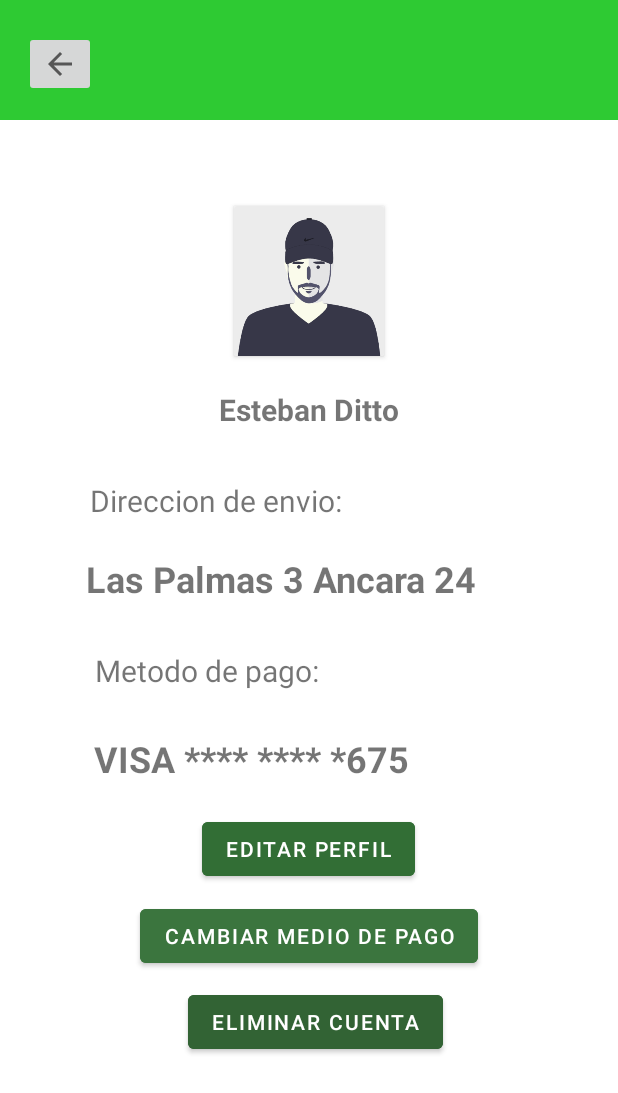
After one commit to Eduardo-Ordenes/AppSupermercado, an Android app: the layout activity_users_view.xml on its own in the app's theme, with its tools: preview values and no code run, on a phone screen of 412 x 824 dp. The commit adds this screen. Shown: the top 1093 px of the screen. Run offline under Robolectric (Android 15) with nearby library versions, the phone set to English and light mode, and no system bars.

Commit message:
"V1.9.0 - UsersView view added"

```diff
--- /dev/null
+++ b/app/src/main/res/layout/activity_users_view.xml
@@ -0,0 +1,192 @@
+<?xml version="1.0" encoding="utf-8"?>
+<LinearLayout xmlns:android="http://schemas.android.com/apk/res/android"
+    xmlns:app="http://schemas.android.com/apk/res-auto"
+    xmlns:tools="http://schemas.android.com/tools"
+    android:orientation="vertical"
+    android:layout_width="match_parent"
+    android:layout_height="match_parent">
+
+    <LinearLayout
+        android:layout_width="match_parent"
+        android:layout_height="80sp"
+        android:background="@color/light_green"
+        android:orientation="vertical">
+
+        <androidx.constraintlayout.widget.ConstraintLayout
+            android:layout_width="match_parent"
+            android:layout_height="match_parent">
+
+            <ImageButton
+                android:id="@+id/imageButton"
+                android:layout_width="wrap_content"
+                android:layout_height="wrap_content"
+                android:layout_marginStart="16dp"
+                android:layout_marginTop="21dp"
+                android:layout_marginBottom="16dp"
+                app:layout_constraintBottom_toBottomOf="parent"
+                app:layout_constraintStart_toStartOf="parent"
+                app:layout_constraintTop_toTopOf="parent"
+                app:srcCompat="?attr/actionModeCloseDrawable"
+                tools:ignore="TouchTargetSizeCheck,SpeakableTextPresentCheck" />
+        </androidx.constraintlayout.widget.ConstraintLayout>
+    </LinearLayout>
+
+    <LinearLayout
+        android:layout_width="match_parent"
+        android:layout_height="match_parent"
+        android:orientation="vertical">
+
+
+        <androidx.constraintlayout.widget.ConstraintLayout
+            android:layout_width="match_parent"
+            android:layout_height="622dp"
+            android:translationY="10sp">
+
+
+            <EditText
+                android:id="@+id/editTextTextPersonName6"
+                android:layout_width="209dp"
+                android:layout_height="40dp"
+                android:layout_marginStart="40dp"
+                android:layout_marginTop="510dp"
+                android:layout_marginEnd="50dp"
+                android:ems="10"
+                android:inputType="textPersonName"
+                app:layout_constraintEnd_toEndOf="parent"
+                app:layout_constraintStart_toStartOf="parent"
+                app:layout_constraintTop_toTopOf="parent"
+                tools:ignore="TouchTargetSizeCheck,SpeakableTextPresentCheck" />
+
+            <androidx.cardview.widget.CardView
+                android:layout_width="100dp"
+                android:layout_height="100dp"
+                android:layout_marginStart="155dp"
+                android:layout_marginTop="47dp"
+                android:layout_marginEnd="156dp"
+                app:layout_constraintEnd_toEndOf="parent"
+                app:layout_constraintStart_toStartOf="parent"
+                app:layout_constraintTop_toTopOf="parent">
+
+                <ImageView
+                    android:id="@+id/imageView24"
+                    android:layout_width="wrap_content"
+                    android:layout_height="wrap_content"
+                    app:srcCompat="@drawable/perfil2" />
+            </androidx.cardview.widget.CardView>
+
+            <TextView
+                android:id="@+id/textView37"
+                android:layout_width="wrap_content"
+                android:layout_height="wrap_content"
+                android:layout_marginStart="145dp"
+                android:layout_marginTop="169dp"
+                android:layout_marginEnd="146dp"
+                android:text="Esteban Ditto"
+                android:textSize="20sp"
+                android:textStyle="bold"
+                app:drawableTint="#1BAC21"
+                app:layout_constraintEnd_toEndOf="parent"
+                app:layout_constraintStart_toStartOf="parent"
+                app:layout_constraintTop_toTopOf="parent" />
+
+            <TextView
+                android:id="@+id/textView38"
+                android:layout_width="wrap_content"
+                android:layout_height="wrap_content"
+                android:layout_marginStart="59dp"
+                android:layout_marginTop="230dp"
+                android:layout_marginEnd="183dp"
+                android:text="Direccion de envio:"
+                android:textSize="20sp"
+                app:layout_constraintEnd_toEndOf="parent"
+                app:layout_constraintStart_toStartOf="parent"
+                app:layout_constraintTop_toTopOf="parent" />
+
+            <TextView
+                android:id="@+id/textView39"
+                android:layout_width="wrap_content"
+                android:layout_height="wrap_content"
+                android:layout_marginStart="58dp"
+                android:layout_marginTop="279dp"
+                android:layout_marginEnd="95dp"
+                android:text="Las Palmas 3 Ancara 24"
+                android:textSize="24sp"
+                android:textStyle="bold"
+                app:layout_constraintEnd_toEndOf="parent"
+                app:layout_constraintStart_toStartOf="parent"
+                app:layout_constraintTop_toTopOf="parent" />
+
+            <TextView
+                android:id="@+id/textView40"
+                android:layout_width="wrap_content"
+                android:layout_height="wrap_content"
+                android:layout_marginStart="62dp"
+                android:layout_marginTop="343dp"
+                android:layout_marginEnd="198dp"
+                android:text="Metodo de pago:"
+                android:textSize="20sp"
+                app:layout_constraintEnd_toEndOf="parent"
+                app:layout_constraintStart_toStartOf="parent"
+                app:layout_constraintTop_toTopOf="parent" />
+
+            <TextView
+                android:id="@+id/textView41"
+                android:layout_width="wrap_content"
+                android:layout_height="wrap_content"
+                android:layout_marginStart="58dp"
+                android:layout_marginTop="399dp"
+                android:layout_marginEnd="135dp"
+                android:text="@string/medio_pago"
+                android:textSize="24sp"
+                android:textStyle="bold"
+                app:layout_constraintEnd_toEndOf="parent"
+                app:layout_constraintStart_toStartOf="parent"
+                app:layout_constraintTop_toTopOf="parent" />
+
+            <Button
+                android:id="@+id/button14"
+                android:layout_width="wrap_content"
+                android:layout_height="wrap_content"
+                android:layout_marginStart="133dp"
+                android:layout_marginTop="452dp"
+                android:layout_marginEnd="134dp"
+                android:layout_marginBottom="10dp"
+                android:backgroundTint="#326E35"
+                android:text="Editar Perfil"
+                app:layout_constraintBottom_toTopOf="@+id/editTextTextPersonName6"
+                app:layout_constraintEnd_toEndOf="parent"
+                app:layout_constraintStart_toStartOf="parent"
+                app:layout_constraintTop_toTopOf="parent" />
+
+            <Button
+                android:id="@+id/button15"
+                android:layout_width="wrap_content"
+                android:layout_height="wrap_content"
+                android:layout_marginStart="92dp"
+                android:layout_marginTop="510dp"
+                android:layout_marginEnd="92dp"
+                android:backgroundTint="#3B753E"
+                android:text="Cambiar medio de pago"
+                app:layout_constraintEnd_toEndOf="parent"
+                app:layout_constraintStart_toStartOf="parent"
+                app:layout_constraintTop_toTopOf="parent" />
+
+            <Button
+                android:id="@+id/button16"
+                android:layout_width="wrap_content"
+                android:layout_height="wrap_content"
+                android:layout_marginStart="124dp"
+                android:layout_marginTop="567dp"
+                android:layout_marginEnd="115dp"
+                android:backgroundTint="#326334"
+                android:text="Eliminar Cuenta"
+                app:layout_constraintEnd_toEndOf="parent"
+                app:layout_constraintStart_toStartOf="parent"
+                app:layout_constraintTop_toTopOf="parent" />
+
+
+        </androidx.constraintlayout.widget.ConstraintLayout>
+    </LinearLayout>
+
+
+</LinearLayout>
--- a/app/src/main/res/values/strings.xml
+++ b/app/src/main/res/values/strings.xml
@@ -21,6 +21,7 @@
     <string name="shipping_rate">¡Tu pedido llego!</string>
     <string name="shipping_rate2">¿Te gustaria calificarlo?</string>
     <string name="shipping_address_selection">Como quieres tu compra:</string>
+    <string name="medio_pago">VISA **** ****  *675</string>
 
 
 
```
